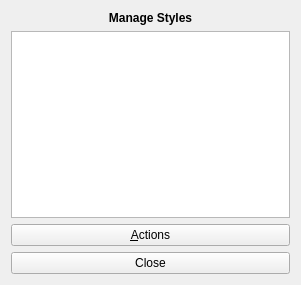
Qt form src/klfstylemanagerui.ui (CryFeiFei/klatexformula) before a commit.
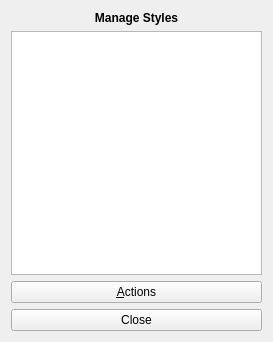
The same form after that commit. Icons and pictures are not drawn.

Commit message: Enhanced pretty well the style manager which had bugs on drag-and-drop.

```diff
--- a/src/klfstylemanagerui.ui
+++ b/src/klfstylemanagerui.ui
@@ -6,8 +6,8 @@
    <rect>
     <x>0</x>
     <y>0</y>
-    <width>301</width>
-    <height>285</height>
+    <width>273</width>
+    <height>342</height>
    </rect>
   </property>
   <property name="windowTitle" >
@@ -38,7 +38,7 @@
     </widget>
    </item>
    <item>
-    <widget class="QListWidget" name="lstStyles" >
+    <widget class="QListView" name="lstStyles" >
      <property name="contextMenuPolicy" >
       <enum>Qt::CustomContextMenu</enum>
      </property>
@@ -63,11 +63,20 @@
      <property name="dragDropMode" >
       <enum>QAbstractItemView::InternalMove</enum>
      </property>
-     <property name="currentRow" >
-      <number>-1</number>
+     <property name="alternatingRowColors" >
+      <bool>true</bool>
      </property>
-     <property name="sortingEnabled" >
-      <bool>false</bool>
+     <property name="selectionMode" >
+      <enum>QAbstractItemView::SingleSelection</enum>
+     </property>
+     <property name="selectionBehavior" >
+      <enum>QAbstractItemView::SelectRows</enum>
+     </property>
+     <property name="verticalScrollMode" >
+      <enum>QAbstractItemView::ScrollPerPixel</enum>
+     </property>
+     <property name="horizontalScrollMode" >
+      <enum>QAbstractItemView::ScrollPerPixel</enum>
      </property>
     </widget>
    </item>
```
Left out of the diff: 5 changed lines with no effect on the pictures. The commit also changes 8 other files.
